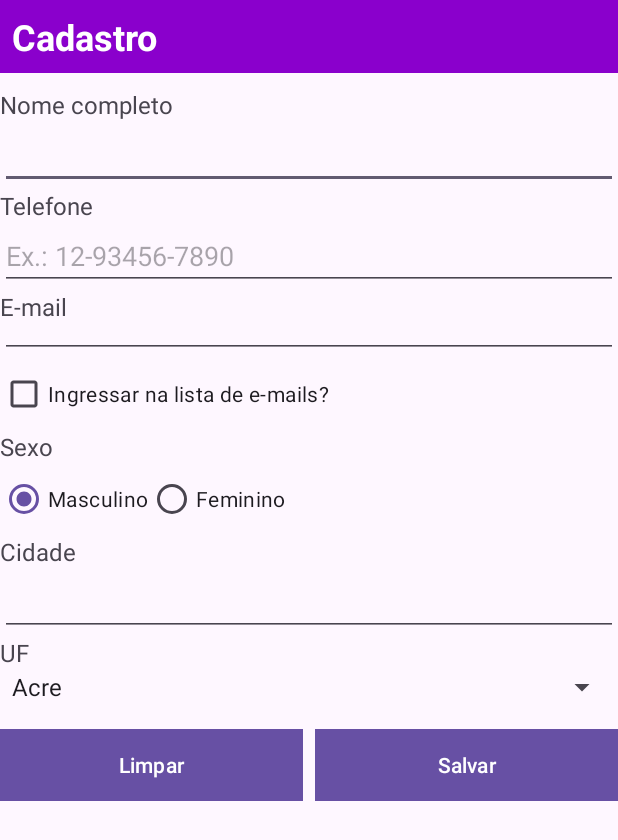
After one commit to ThiagoDeAM/Cadastro, an Android app: the layout activity_formulario.xml on its own in the app's theme, with its tools: preview values and no code run, on a phone screen of 412 x 824 dp. The commit adds this screen. Shown: the top 840 px of the screen. Run offline under Robolectric (Android 15) with nearby library versions, the phone set to English and light mode, and no system bars.

Commit message:
Desenvolvimento do activity_formulario.xml

```diff
--- /dev/null
+++ b/app/src/main/java/com/example/cadastro/FormularioActivity.kt
@@ -0,0 +1,4 @@
+package com.example.cadastro
+
+class FormularioActivity {
+}
--- /dev/null
+++ b/app/src/main/res/layout/activity_formulario.xml
@@ -0,0 +1,204 @@
+<?xml version="1.0" encoding="utf-8"?>
+<androidx.constraintlayout.widget.ConstraintLayout xmlns:android="http://schemas.android.com/apk/res/android"
+    xmlns:tools="http://schemas.android.com/tools"
+    android:layout_width="match_parent"
+    android:layout_height="match_parent"
+    xmlns:app="http://schemas.android.com/apk/res-auto">
+
+    <TextView
+        android:id="@+id/cadastroTv"
+        android:layout_width="match_parent"
+        android:layout_height="wrap_content"
+        android:text="@string/cadastro"
+        android:textSize="24sp"
+        android:textStyle="bold"
+        android:textColor="@color/white"
+        android:background="#8A00CC"
+        android:padding="8dp"
+        android:layout_marginBottom="16dp"
+        app:layout_constraintTop_toTopOf="parent"
+        app:layout_constraintStart_toStartOf="parent"
+        app:layout_constraintEnd_toEndOf="parent"
+        app:layout_constraintWidth_default="spread"/>
+
+    <TextView
+        android:id="@+id/nomeTv"
+        android:layout_width="match_parent"
+        android:layout_height="wrap_content"
+        android:text="@string/nome_completo"
+        android:textSize="16sp"
+        app:layout_constraintTop_toBottomOf="@id/cadastroTv"
+        app:layout_constraintStart_toStartOf="parent"
+        android:layout_marginTop="10dp"/>
+
+    <EditText
+        android:id="@+id/nomeEt"
+        android:layout_width="match_parent"
+        android:layout_height="wrap_content"
+        android:autofillHints="name"
+        android:inputType="textPersonName"
+        app:layout_constraintTop_toBottomOf="@+id/nomeTv"
+        app:layout_constraintStart_toStartOf="parent"
+        app:layout_constraintEnd_toEndOf="parent"
+        tools:ignore="LabelFor" />
+
+    <TextView
+        android:id="@+id/telefoneTv"
+        android:layout_width="match_parent"
+        android:layout_height="wrap_content"
+        android:text="@string/telefone"
+        android:textSize="16sp"
+        app:layout_constraintTop_toBottomOf="@id/nomeEt"
+        app:layout_constraintStart_toStartOf="parent"
+        app:layout_constraintEnd_toEndOf="parent"/>
+
+    <EditText
+        android:id="@+id/telefoneEt"
+        android:layout_width="match_parent"
+        android:layout_height="wrap_content"
+        android:hint="@string/ex_12_93456_7890"
+        android:autofillHints="phone"
+        android:inputType="phone"
+        app:layout_constraintTop_toBottomOf="@+id/telefoneTv"
+        app:layout_constraintEnd_toStartOf="parent"
+        app:layout_constraintEnd_toEndOf="parent"
+        tools:ignore="LabelFor" />
+
+    <TextView
+        android:id="@+id/emailTv"
+        android:layout_width="match_parent"
+        android:layout_height="wrap_content"
+        android:text="@string/e_mail"
+        android:textSize="16sp"
+        app:layout_constraintTop_toBottomOf="@+id/telefoneEt"
+        app:layout_constraintStart_toStartOf="parent"
+        app:layout_constraintEnd_toEndOf="parent"/>
+
+    <EditText
+        android:id="@+id/emailEt"
+        android:layout_width="match_parent"
+        android:layout_height="wrap_content"
+        android:autofillHints="emailAddress"
+        android:inputType="textEmailAddress"
+        app:layout_constraintTop_toTopOf="@+id/emailTv"
+        app:layout_constraintStart_toStartOf="parent"
+        tools:ignore="LabelFor" />
+
+    <CheckBox
+        android:id="@+id/emailCb"
+        android:layout_width="match_parent"
+        android:layout_height="wrap_content"
+        android:text="@string/ingressar_na_lista_de_e_mails"
+        app:layout_constraintTop_toBottomOf="@id/emailEt"
+        app:layout_constraintStart_toStartOf="parent"
+        app:layout_constraintEnd_toEndOf="parent"/>
+
+    <TextView
+        android:id="@+id/sexoTv"
+        android:layout_width="match_parent"
+        android:layout_height="wrap_content"
+        android:text="@string/sexo"
+        android:textSize="16sp"
+        app:layout_constraintTop_toBottomOf="@id/emailCb"
+        app:layout_constraintStart_toStartOf="parent"
+        app:layout_constraintEnd_toEndOf="parent"/>
+
+    <RadioGroup
+        android:id="@+id/sexo_rg"
+        android:layout_width="match_parent"
+        android:layout_height="wrap_content"
+        android:orientation="horizontal"
+        app:layout_constraintStart_toStartOf="parent"
+        app:layout_constraintEnd_toEndOf="parent"
+        app:layout_constraintTop_toBottomOf="@id/sexoTv">
+
+        <RadioButton
+            android:id="@+id/masculinoRb"
+            android:layout_width="wrap_content"
+            android:layout_height="wrap_content"
+            android:text="@string/masculino"
+            android:checked="true"/>
+
+        <RadioButton
+            android:id="@+id/femininoRb"
+            android:layout_width="wrap_content"
+            android:layout_height="wrap_content"
+            android:text="@string/feminino" />
+
+    </RadioGroup>
+
+    <TextView
+        android:id="@+id/cidadeTv"
+        android:layout_width="match_parent"
+        android:layout_height="wrap_content"
+        android:text="@string/cidade"
+        android:textSize="16sp"
+        app:layout_constraintTop_toBottomOf="@+id/sexo_rg"
+        app:layout_constraintStart_toStartOf="parent"
+        app:layout_constraintEnd_toEndOf="parent"/>
+
+    <EditText
+        android:id="@+id/cidadeEt"
+        android:layout_width="match_parent"
+        android:layout_height="wrap_content"
+        android:autofillHints="city"
+        android:inputType="text"
+        app:layout_constraintTop_toBottomOf="@+id/cidadeTv"
+        app:layout_constraintStart_toStartOf="parent"
+        app:layout_constraintEnd_toEndOf="parent"
+        tools:ignore="LabelFor"/>
+
+    <TextView
+        android:id="@+id/ufTv"
+        android:layout_width="match_parent"
+        android:layout_height="wrap_content"
+        android:text="@string/uf"
+        android:textSize="16sp"
+        app:layout_constraintTop_toBottomOf="@+id/cidadeEt"
+        app:layout_constraintStart_toStartOf="parent"
+        app:layout_constraintEnd_toEndOf="parent"/>
+
+    <Spinner
+        android:id="@+id/uf_sp"
+        android:layout_width="match_parent"
+        android:layout_height="wrap_content"
+        android:entries="@array/estados_brasil"
+        app:layout_constraintStart_toStartOf="parent"
+        app:layout_constraintEnd_toEndOf="parent"
+        app:layout_constraintTop_toBottomOf="@id/ufTv"/>
+
+    <LinearLayout
+        android:id="@+id/botoesLl"
+        android:layout_width="match_parent"
+        android:layout_height="wrap_content"
+        android:orientation="horizontal"
+        android:layout_marginTop="16dp"
+        app:layout_constraintTop_toBottomOf="@id/uf_sp"
+        app:layout_constraintStart_toStartOf="parent"
+        app:layout_constraintEnd_toEndOf="parent">
+
+        <Button
+            android:id="@+id/limparBt"
+            android:layout_width="0dp"
+            android:layout_height="wrap_content"
+            android:text="@string/limpar"
+            android:background="#8A00CC"
+            android:textColor="@color/white"
+            android:layout_weight="1"
+            android:layout_marginEnd="8dp" />
+
+        <Button
+            android:id="@+id/salvarBt"
+            android:layout_width="0dp"
+            android:layout_height="wrap_content"
+            android:text="@string/salvar"
+            android:background="#8A00CC"
+            android:textColor="@color/white"
+            android:layout_weight="1"
+            />
+
+    </LinearLayout>
+
+
+
+</androidx.constraintlayout.widget.ConstraintLayout>
--- a/app/src/main/res/values/strings.xml
+++ b/app/src/main/res/values/strings.xml
@@ -1,3 +1,47 @@
 <resources>
     <string name="app_name">Cadastro</string>
+    <string name="limpar">Limpar</string>
+    <string name="salvar">Salvar</string>
+    <string name="cadastro">Cadastro</string>
+    <string name="masculino">Masculino</string>
+    <string name="feminino">Feminino</string>
+    <string name="ingressar_na_lista_de_e_mails">Ingressar na lista de e-mails?</string>
+    <string name="nome_completo">Nome completo</string>
+    <string name="telefone">Telefone</string>
+    <string name="e_mail">E-mail</string>
+    <string name="cidade">Cidade</string>
+    <string name="uf">UF</string>
+    <string name="ex_12_93456_7890">Ex.: 12-93456-7890</string>
+    <string name="sexo">Sexo</string>
+
+    <string-array name="estados_brasil">
+        <item>Acre</item>
+        <item>Alagoas</item>
+        <item>Amapá</item>
+        <item>Amazonas</item>
+        <item>Bahia</item>
+        <item>Ceará</item>
+        <item>Distrito Federal</item>
+        <item>Espírito Santo</item>
+        <item>Goiás</item>
+        <item>Maranhão</item>
+        <item>Mato Grosso</item>
+        <item>Mato Grosso do Sul</item>
+        <item>Minas Gerais</item>
+        <item>Pará</item>
+        <item>Paraíba</item>
+        <item>Paraná</item>
+        <item>Pernambuco</item>
+        <item>Piauí</item>
+        <item>Rio de Janeiro</item>
+        <item>Rio Grande do Norte</item>
+        <item>Rio Grande do Sul</item>
+        <item>Rondônia</item>
+        <item>Roraima</item>
+        <item>Santa Catarina</item>
+        <item>São Paulo</item>
+        <item>Sergipe</item>
+        <item>Tocantins</item>
+    </string-array>
+
 </resources>
```
